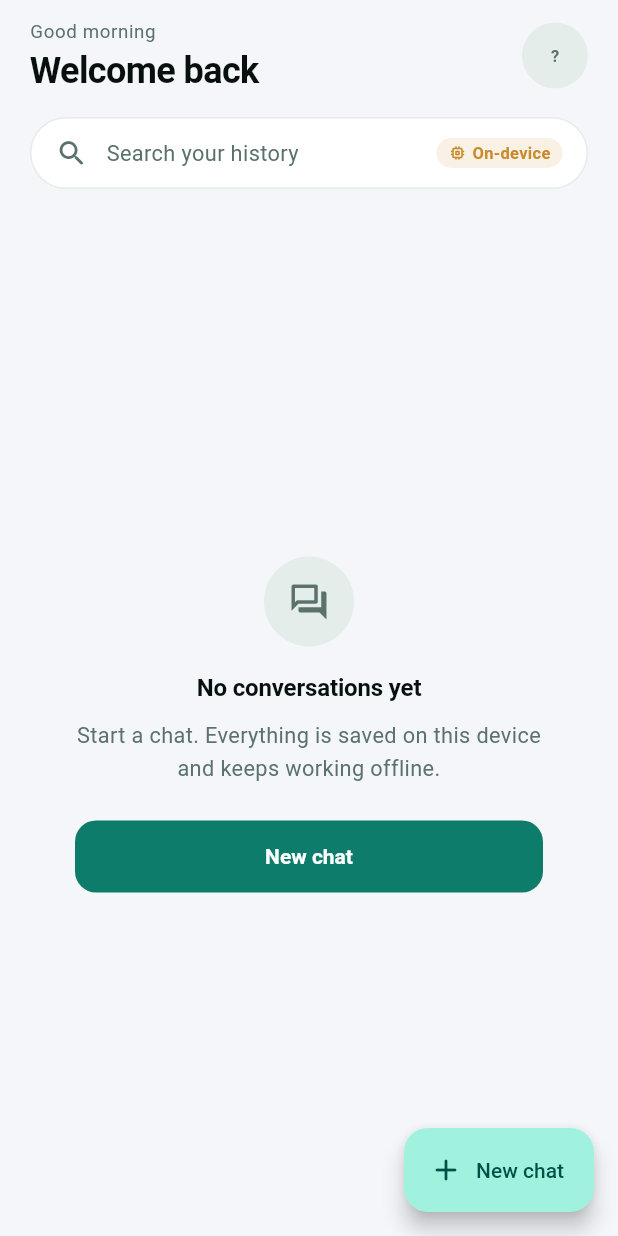
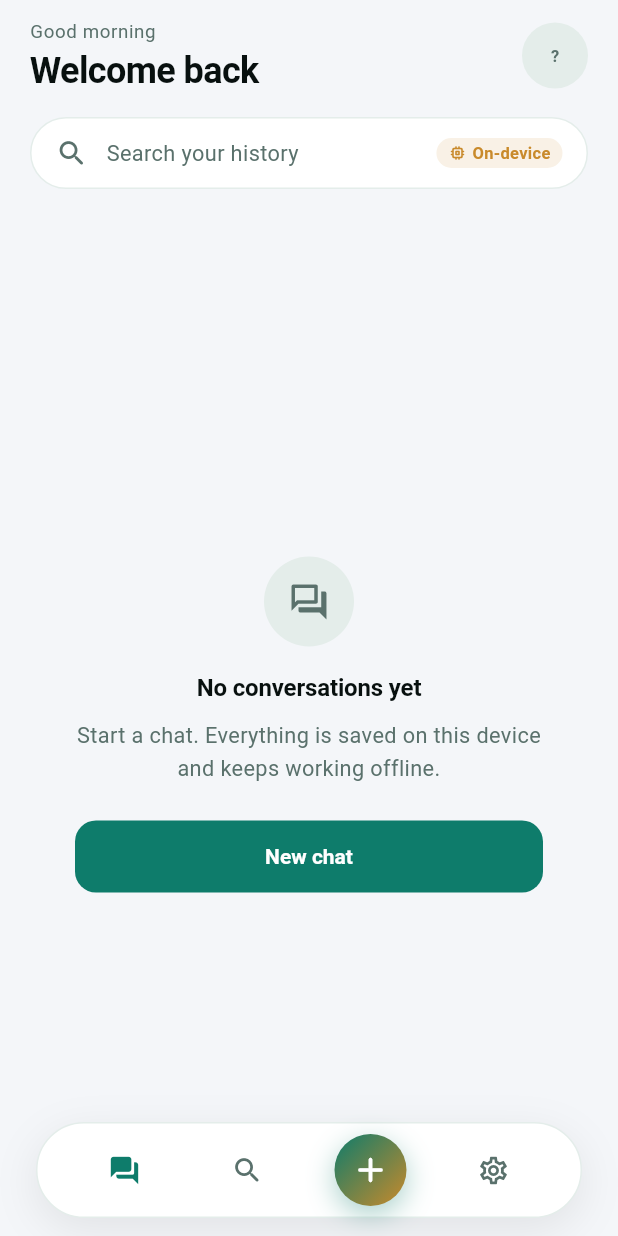
Before and after one commit to matthewraymondh/EVDEkimi-mobile, a Flutter app: the ConversationListScreen screen opened by its route, on a phone screen of 412 x 824 dp. Run offline on Flutter 3.47's test engine with Material 3 defaults, Android fonts, the phone set to English and light mode, and no system bars; our stand-ins replace connectivity_plus, dio, equatable, flutter_riverpod, flutter_secure_storage, go_router and 4 more; missing offline and left inert: google_mlkit_text_recognition, gpt_markdown, onnxruntime; accounts and stored records are empty.

Commit message:
feat(ui): add a stateful bottom navigation shell
Search and Settings were reachable only through an app-bar icon and an avatar
tap, which hid two of the app's three destinations. They are now tabs.

Built on StatefulShellRoute.indexedStack so each tab keeps its own navigation
stack and scroll position — returning to Chats lands where you left it instead of
rebuilding at the top. Tapping the active tab pops it to its root, which is what
users expect from every other app.

The chat thread deliberately sits *outside* the shell. A transcript is a focused
full-screen task, and leaving tabs visible over it invites switching away
mid-generation. That is also why its path moved from /conversations/:id to
/chat/:id — a top-level route that prefixed a shell branch would be ambiguous to
match. The log console stays nested under settings so its tab remains selected.

The bar itself is a floating pill with a raised gradient action in the middle.
Starting a conversation is what every session begins with, so it gets a filled,
larger target rather than sharing the flat treatment of the destinations around
it — and the screen's FloatingActionButton is gone, since two 'new chat'
affordances on one screen is one too many. Queued messages surface as a badge on
the Chats tab so nothing waiting is invisible.

Screens inside the shell gained bottom padding: the bar floats over content
(extendBody) rather than displacing it, so lists scroll beneath it.

Six route-shape tests guard the restructure — that chat is not nested under a
tab, that tab order matches the bar's branch indices, and that the auth routes
stay outside the shell so a signed-out user cannot see tabs behind sign-in.

121 tests, analyze clean, debug APK builds.

```diff
--- a/lib/app/app_router.dart
+++ b/lib/app/app_router.dart
@@ -1,3 +1,4 @@
+import 'package:evdekimi_ai/app/home_shell.dart';
 import 'package:evdekimi_ai/app/routes.dart';
 import 'package:evdekimi_ai/di/providers.dart';
 import 'package:evdekimi_ai/features/auth/presentation/sign_in_screen.dart';
@@ -61,30 +62,53 @@ final routerProvider = Provider<GoRouter>((ref) {
         path: AppRoutes.signIn,
         builder: (context, state) => const SignInScreen(),
       ),
+      // The three tabs live in an indexed stack, so each keeps its own
+      // navigation history and scroll position across switches.
+      StatefulShellRoute.indexedStack(
+        builder: (context, state, navigationShell) =>
+            HomeShell(navigationShell: navigationShell),
+        branches: [
+          StatefulShellBranch(
+            routes: [
               GoRoute(
                 path: AppRoutes.conversations,
                 builder: (context, state) => const ConversationListScreen(),
-        routes: [
-          GoRoute(
-            path: ':${AppRoutes.conversationIdParam}',
-            builder: (context, state) => ChatScreen(
-              conversationId:
-                  state.pathParameters[AppRoutes.conversationIdParam]!,
-            ),
               ),
             ],
           ),
+          StatefulShellBranch(
+            routes: [
               GoRoute(
                 path: AppRoutes.search,
                 builder: (context, state) => const SearchScreen(),
               ),
+            ],
+          ),
+          StatefulShellBranch(
+            routes: [
               GoRoute(
                 path: AppRoutes.settings,
                 builder: (context, state) => const SettingsScreen(),
+                routes: [
+                  // Nested, so the log console keeps the Settings tab selected.
+                  GoRoute(
+                    path: 'logs',
+                    builder: (context, state) => const LogConsoleScreen(),
                   ),
+                ],
+              ),
+            ],
+          ),
+        ],
+      ),
+
+      // Outside the shell on purpose: a transcript is a focused, full-screen
+      // task, and it should cover the navigation bar rather than sit above it.
       GoRoute(
-        path: AppRoutes.logs,
-        builder: (context, state) => const LogConsoleScreen(),
+        path: AppRoutes.chat,
+        builder: (context, state) => ChatScreen(
+          conversationId: state.pathParameters[AppRoutes.conversationIdParam]!,
+        ),
       ),
     ],
     errorBuilder: (context, state) =>
--- /dev/null
+++ b/lib/app/home_shell.dart
@@ -0,0 +1,250 @@
+import 'package:evdekimi_ai/design_system/chat_theme.dart';
+import 'package:evdekimi_ai/design_system/tokens.dart';
+import 'package:evdekimi_ai/di/providers.dart';
+import 'package:evdekimi_ai/features/chat/presentation/conversation_list_screen.dart';
+import 'package:flutter/material.dart';
+import 'package:flutter/services.dart';
+import 'package:flutter_riverpod/flutter_riverpod.dart';
+import 'package:go_router/go_router.dart';
+
+/// Scaffold shared by the three top-level tabs.
+///
+/// Backed by `StatefulShellRoute.indexedStack`, so each tab keeps its own
+/// navigation stack and scroll position — returning to Chats lands where you
+/// left it rather than rebuilt at the top.
+class HomeShell extends ConsumerWidget {
+  const HomeShell({required this.navigationShell, super.key});
+
+  final StatefulNavigationShell navigationShell;
+
+  @override
+  Widget build(BuildContext context, WidgetRef ref) {
+    return Scaffold(
+      // The bar floats over the content rather than displacing it, so a list can
+      // scroll beneath it. Screens add bottom padding for the overlap.
+      extendBody: true,
+      body: navigationShell,
+      bottomNavigationBar: _FloatingNavBar(
+        currentIndex: navigationShell.currentIndex,
+        onSelect: (index) => navigationShell.goBranch(
+          index,
+          // Tapping the tab you are already on pops that tab back to its root,
+          // which is the behaviour users expect from every other app.
+          initialLocation: index == navigationShell.currentIndex,
+        ),
+        onNewChat: () => startNewConversation(context, ref),
+      ),
+    );
+  }
+}
+
+/// A floating pill navigation bar with a raised primary action in the middle.
+class _FloatingNavBar extends ConsumerWidget {
+  const _FloatingNavBar({
+    required this.currentIndex,
+    required this.onSelect,
+    required this.onNewChat,
+  });
+
+  final int currentIndex;
+  final ValueChanged<int> onSelect;
+  final VoidCallback onNewChat;
+
+  @override
+  Widget build(BuildContext context, WidgetRef ref) {
+    final pending = ref.watch(pendingMessageCountProvider).value ?? 0;
+
+    return SafeArea(
+      top: false,
+      child: Padding(
+        padding: const EdgeInsets.fromLTRB(
+          AppSpacing.xl,
+          0,
+          AppSpacing.xl,
+          AppSpacing.md,
+        ),
+        child: Container(
+          height: 64,
+          decoration: BoxDecoration(
+            color: context.colors.surfaceContainerLowest,
+            borderRadius: AppRadius.allPill,
+            border: Border.all(color: context.colors.outlineVariant),
+            boxShadow: [
+              // The one place a shadow earns its keep: the bar overlaps
+              // scrolling content, so it needs to read as physically above it.
+              BoxShadow(
+                color: Colors.black.withValues(alpha: 0.08),
+                blurRadius: 24,
+                offset: const Offset(0, 8),
+              ),
+            ],
+          ),
+          child: Row(
+            mainAxisAlignment: MainAxisAlignment.spaceEvenly,
+            children: [
+              _NavItem(
+                icon: Icons.forum_outlined,
+                activeIcon: Icons.forum_rounded,
+                label: 'Chats',
+                isActive: currentIndex == 0,
+                badgeCount: pending,
+                onTap: () => onSelect(0),
+              ),
+              _NavItem(
+                icon: Icons.search_rounded,
+                activeIcon: Icons.search_rounded,
+                label: 'Search',
+                isActive: currentIndex == 1,
+                onTap: () => onSelect(1),
+              ),
+              _NewChatButton(onTap: onNewChat),
+              _NavItem(
+                icon: Icons.settings_outlined,
+                activeIcon: Icons.settings_rounded,
+                label: 'Settings',
+                isActive: currentIndex == 2,
+                onTap: () => onSelect(2),
+              ),
+            ],
+          ),
+        ),
+      ),
+    );
+  }
+}
+
+class _NavItem extends StatelessWidget {
+  const _NavItem({
+    required this.icon,
+    required this.activeIcon,
+    required this.label,
+    required this.isActive,
+    required this.onTap,
+    this.badgeCount = 0,
+  });
+
+  final IconData icon;
+  final IconData activeIcon;
+  final String label;
+  final bool isActive;
+  final VoidCallback onTap;
+
+  /// Queued messages, surfaced on the Chats tab so nothing waiting is invisible.
+  final int badgeCount;
+
+  @override
+  Widget build(BuildContext context) {
+    final color = isActive
+        ? context.colors.primary
+        : context.colors.onSurfaceVariant;
+
+    return Semantics(
+      button: true,
+      selected: isActive,
+      label: label,
+      child: InkWell(
+        onTap: onTap,
+        customBorder: const CircleBorder(),
+        child: SizedBox(
+          width: AppSizes.minTapTarget,
+          height: AppSizes.minTapTarget,
+          child: Stack(
+            alignment: Alignment.center,
+            children: [
+              // Only the icon changes weight between states. A label that
+              // appears and disappears would shift the row on every tap.
+              AnimatedSwitcher(
+                duration: AppDuration.fast,
+                child: Icon(
+                  isActive ? activeIcon : icon,
+                  key: ValueKey(isActive),
+                  color: color,
+                  size: AppSizes.iconMd,
+                ),
+              ),
+              if (badgeCount > 0)
+                Positioned(
+                  top: 10,
+                  right: 8,
+                  child: Container(
+                    padding: const EdgeInsets.symmetric(horizontal: 4),
+                    constraints: const BoxConstraints(minWidth: 14),
+                    decoration: BoxDecoration(
+                      color: context.chatTheme.warning,
+                      borderRadius: AppRadius.allPill,
+                    ),
+                    child: Text(
+                      badgeCount > 9 ? '9+' : '$badgeCount',
+                      textAlign: TextAlign.center,
+                      style: context.texts.labelSmall?.copyWith(
+                        fontSize: 9,
+                        height: 1.4,
+                        fontWeight: FontWeight.w700,
+                        color: Colors.white,
+                      ),
+                    ),
+                  ),
+                ),
+            ],
+          ),
+        ),
+      ),
+    );
+  }
+}
+
+/// The raised primary action.
+///
+/// Starting a conversation is the one thing every session begins with, so it
+/// gets a filled, slightly larger target rather than sharing the flat treatment
+/// of the destinations around it.
+class _NewChatButton extends StatelessWidget {
+  const _NewChatButton({required this.onTap});
+
+  final VoidCallback onTap;
+
+  @override
+  Widget build(BuildContext context) {
+    return Semantics(
+      button: true,
+      label: 'New chat',
+      child: Tooltip(
+        message: 'New chat',
+        child: InkWell(
+          onTap: () {
+            HapticFeedback.selectionClick();
+            onTap();
+          },
+          customBorder: const CircleBorder(),
+          child: Container(
+            width: 48,
+            height: 48,
+            decoration: BoxDecoration(
+              shape: BoxShape.circle,
+              gradient: LinearGradient(
+                begin: Alignment.topLeft,
+                end: Alignment.bottomRight,
+                colors: [
+                  context.colors.primary,
+                  context.chatTheme.onDeviceAccent,
+                ],
+              ),
+              boxShadow: [
+                BoxShadow(
+                  color: context.colors.primary.withValues(alpha: 0.35),
+                  blurRadius: 16,
+                  offset: const Offset(0, 6),
+                ),
+              ],
+            ),
+            child: Icon(
+              Icons.add_rounded,
+              color: context.colors.onPrimary,
+              size: AppSizes.iconLg,
+            ),
+          ),
+        ),
+      ),
+    );
+  }
+}
--- a/lib/app/routes.dart
+++ b/lib/app/routes.dart
@@ -5,15 +5,28 @@
 abstract final class AppRoutes {
   static const String splash = '/';
   static const String signIn = '/sign-in';
+  // --- Tabs, inside the navigation shell -----------------------------------
   static const String conversations = '/conversations';
-  static const String chat = '/conversations/:conversationId';
+  static const String search = '/search';
   static const String settings = '/settings';
-  static const String search = '/search';
+
+  /// The chat thread deliberately sits *outside* the shell, so opening a
+  /// conversation covers the navigation bar rather than sitting above it. A
+  /// transcript is a focused, full-screen task; leaving tabs visible invites
+  /// switching away mid-generation.
+  ///
+  /// It is also why the path is `/chat/...` rather than nested under
+  /// `/conversations/...` — a top-level route that prefixed a shell branch would
+  /// be ambiguous to match.
+  static const String chat = '/chat/:conversationId';
+
   static const String logs = '/settings/logs';
 
   /// Path parameter name used by [chat].
   static const String conversationIdParam = 'conversationId';
 
-  static String chatPath(String conversationId) =>
-      '/conversations/$conversationId';
+  static String chatPath(String conversationId) => '/chat/$conversationId';
+
+  /// Tab order, used by the shell and its navigation bar.
+  static const List<String> tabs = [conversations, search, settings];
 }
--- a/lib/features/chat/presentation/conversation_list_screen.dart
+++ b/lib/features/chat/presentation/conversation_list_screen.dart
@@ -28,9 +28,12 @@ class ConversationListScreen extends ConsumerWidget {
           _GreetingHeader(
             name: user?.friendlyName,
             initials: user?.initials ?? '?',
-            onOpenSettings: () => context.push(AppRoutes.settings),
+            // `go`, not `push`: these are tabs in the shell, so switching
+            // branches is correct — pushing would stack a second copy on top of
+            // the tab that already exists.
+            onOpenSettings: () => context.go(AppRoutes.settings),
           ),
-          _SearchPrompt(onTap: () => context.push(AppRoutes.search)),
+          _SearchPrompt(onTap: () => context.go(AppRoutes.search)),
           Expanded(
             child: conversationsAsync.when(
               loading: () => const SkeletonList(),
@@ -49,30 +52,28 @@ class ConversationListScreen extends ConsumerWidget {
                           'Start a chat. Everything is saved on this device and '
                           'keeps working offline.',
                       actionLabel: 'New chat',
-                      onAction: () => _startConversation(context, ref),
+                      onAction: () => startNewConversation(context, ref),
                     )
                   : _ConversationList(conversations: conversations),
             ),
           ),
         ],
       ),
-      floatingActionButton: FloatingActionButton.extended(
-        onPressed: () => _startConversation(context, ref),
-        icon: const Icon(Icons.add_rounded),
-        label: const Text('New chat'),
-      ),
+      // No FloatingActionButton: the shell's navigation bar owns the primary
+      // action, and two "new chat" affordances on one screen is one too many.
     );
+  }
 }
 
 /// Creates a thread and opens it.
 ///
+/// Top-level rather than private to the screen because the shell's navigation
+/// bar is the primary entry point for it, and the empty state is a secondary one.
+///
 /// The model comes from settings, falling back to the on-device model when the
 /// device is offline and the user has allowed that — so a new chat started on a
 /// plane is immediately usable rather than dead.
-  static Future<void> _startConversation(
-    BuildContext context,
-    WidgetRef ref,
-  ) async {
+Future<void> startNewConversation(BuildContext context, WidgetRef ref) async {
   final settings = ref.read(settingsControllerProvider);
   final isOnline = ref.read(isOnlineProvider);
   final onDeviceReady = await ref.read(onDeviceAvailableProvider.future);
@@ -96,7 +97,6 @@ class ConversationListScreen extends ConsumerWidget {
     err: (failure) =>
         showAppSnackBar(context, failure.userMessage, isError: true),
   );
-  }
 }
 
 /// Time-aware greeting with the user's avatar.
--- a/lib/features/chat/presentation/search_screen.dart
+++ b/lib/features/chat/presentation/search_screen.dart
@@ -141,7 +141,13 @@ class _SearchScreenState extends ConsumerState<SearchScreen> {
     }
 
     return ListView.separated(
-      padding: const EdgeInsets.symmetric(horizontal: AppSpacing.gutter),
+      // Bottom room for the floating navigation bar, which overlaps content.
+      padding: const EdgeInsets.fromLTRB(
+        AppSpacing.gutter,
+        0,
+        AppSpacing.gutter,
+        AppSpacing.xxxl * 2,
+      ),
       itemCount: _hits.length,
       separatorBuilder: (_, _) => const SizedBox(height: AppSpacing.sm),
       itemBuilder: (context, index) {
--- a/lib/features/settings/presentation/settings_screen.dart
+++ b/lib/features/settings/presentation/settings_screen.dart
@@ -178,7 +178,8 @@ class SettingsScreen extends ConsumerWidget {
             ),
             onTap: () => _confirmSignOut(context, ref),
           ),
-          const SizedBox(height: AppSpacing.xxl),
+          // Bottom room for the floating navigation bar, which overlaps content.
+          const SizedBox(height: AppSpacing.xxxl * 2),
         ],
       ),
     );
```
Also changed, not shown: 1 other file. Lines whose indentation alone changed are shown as unchanged.
